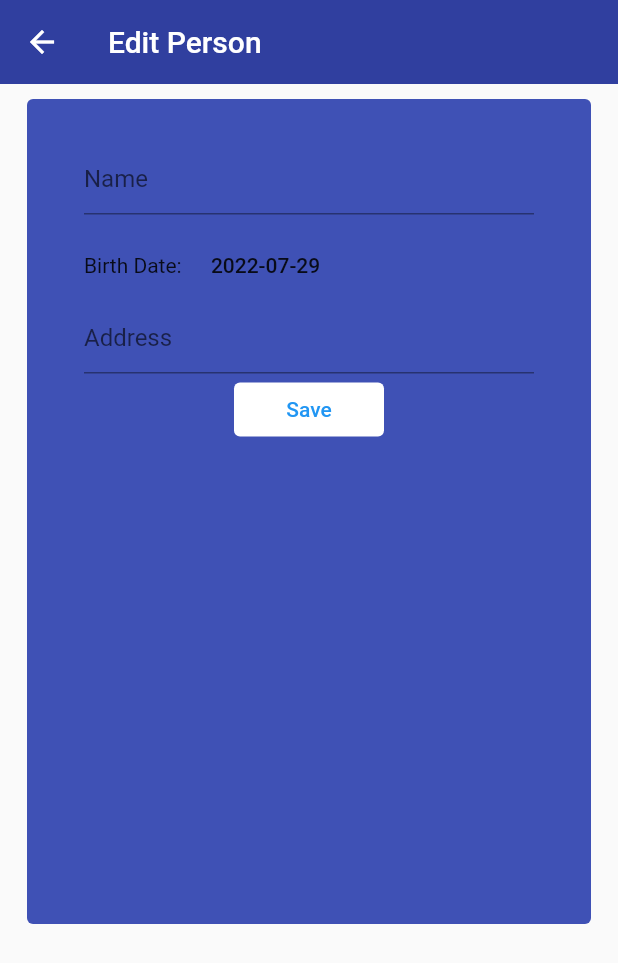
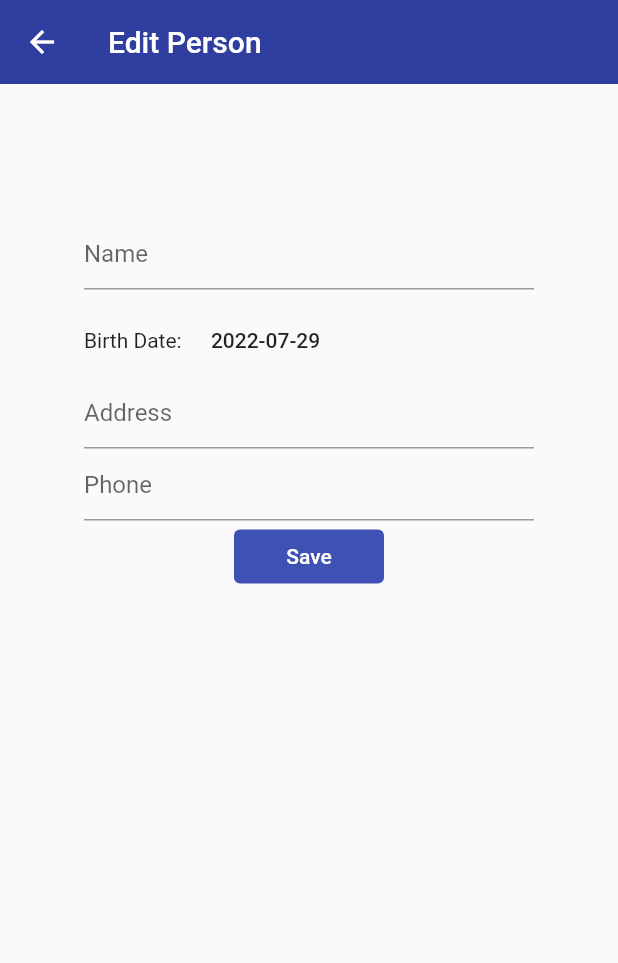
Before and after one commit to Nguyentrungnam1999/flutterUsers, a Flutter app: the EditPerson screen opened directly with empty values, on a phone screen of 412 x 824 dp. Shown: the top 963 px of the screen. Run offline on Flutter 3.47's test engine with Material 2 defaults, Android fonts, the phone set to English and light mode, and no system bars; our stand-ins replace flutter_spinkit, image_picker; network calls fail.

Commit message:
add loading and update

```diff
--- a/lib/edit_person.dart
+++ b/lib/edit_person.dart
@@ -19,8 +19,9 @@ class _EditPersonState extends State<EditPerson> {
   @override
   Widget build(BuildContext context) {
     TextEditingController nameController = TextEditingController();
-    TextEditingController birthdateController = TextEditingController();
     TextEditingController addressController = TextEditingController();
+    TextEditingController phoneController = TextEditingController();
+
     var formatDate = DateFormat('yyyy-MM-dd').format(date);
     return Scaffold(
       appBar: AppBar(
@@ -34,14 +35,18 @@ class _EditPersonState extends State<EditPerson> {
           child: Container(
             height: 550,
             width: 400,
-            decoration: BoxDecoration(
-              borderRadius: BorderRadius.circular(4),
-              color: Colors.indigo[500],
-            ),
+            // decoration: BoxDecoration(
+            //   borderRadius: BorderRadius.circular(4),
+            //   color: Colors.indigo[500],
+            // ),
             child: Column(
               mainAxisAlignment: MainAxisAlignment.start,
               children: [
-                Center(
+                Container(
+                  decoration: BoxDecoration(
+                    borderRadius: BorderRadius.circular(4),
+                    color: Colors.indigo[500],
+                  ),
                   child: Text(
                     '${widget.person.name}',
                     style: TextStyle(
@@ -52,6 +57,7 @@ class _EditPersonState extends State<EditPerson> {
                 ),
                 Container(
                     width: 300,
+                    margin: EdgeInsets.only(top: 50),
                     decoration: BoxDecoration(boxShadow: []),
                     child: TextField(
                       decoration: InputDecoration(hintText: 'Name'),
@@ -89,23 +95,34 @@ class _EditPersonState extends State<EditPerson> {
                       controller: addressController,
                       decoration: InputDecoration(hintText: 'Address'),
                     )),
+                Container(
+                    width: 300,
+                    decoration: BoxDecoration(boxShadow: []),
+                    child: TextField(
+                      controller: phoneController,
+                      decoration: InputDecoration(hintText: 'Phone'),
+                    )),
                 SizedBox(
                   width: 100,
                   child: TextButton(
-                      style:
-                          TextButton.styleFrom(backgroundColor: Colors.white),
+                      style: TextButton.styleFrom(
+                          backgroundColor: Colors.indigo[500]),
                       onPressed: () async {
                         bool response = await responsitoryPerson.updatePerson(
                             widget.person.id,
                             nameController.text,
                             date.toString(),
-                            addressController.text);
+                            addressController.text,
+                            phoneController.text);
                         if (response) {
                           Navigator.push(context,
                               MaterialPageRoute(builder: (_) => HomePage()));
                         }
                       },
-                      child: Text('Save')),
+                      child: Text(
+                        'Save',
+                        style: TextStyle(color: Colors.white),
+                      )),
                 )
               ],
             ),
--- /dev/null
+++ b/lib/loading_page.dart
@@ -0,0 +1,20 @@
+import 'package:flutter_spinkit/flutter_spinkit.dart';
+import 'package:flutter/material.dart';
+
+class LoadingPage extends StatelessWidget {
+  const LoadingPage({Key? key}) : super(key: key);
+
+  @override
+  Widget build(BuildContext context) {
+    return MaterialApp(
+      title: 'Loading',
+      home: Scaffold(
+          body: Center(
+        child: SpinKitPouringHourGlassRefined(
+          color: Colors.blue,
+          size: 100.0,
+        ),
+      )),
+    );
+  }
+}
--- a/lib/person.dart
+++ b/lib/person.dart
@@ -4,6 +4,7 @@ class Person {
   final String? avatar;
   final String? birthdate;
   final String? address;
+  final String? phone;
 
   const Person({
     required this.id,
@@ -11,6 +12,7 @@ class Person {
     required this.avatar,
     required this.birthdate,
     required this.address,
+    required this.phone,
   });
 
   factory Person.fromJson(Map<String, dynamic> json) {
@@ -20,6 +22,7 @@ class Person {
       avatar: json['avatar'],
       birthdate: json['birthdate'],
       address: json['address'],
+      phone: json['phone'],
     );
   }
 }
--- a/lib/respository/person_respository.dart
+++ b/lib/respository/person_respository.dart
@@ -17,13 +17,14 @@ class ResponsitoryPerson {
     }
   }
 
-  Future createPerson(
-      String name, String avatar, String birthdate, String address) async {
+  Future createPerson(String name, String avatar, String birthdate,
+      String phone, String address) async {
     try {
       final response = await http.post(Uri.parse(uri), body: {
         'name': name,
         'avatar': avatar,
         'birthdate': birthdate,
+        'phone': phone,
         'address': address,
       });
       if (response.statusCode == 201) {
@@ -36,13 +37,14 @@ class ResponsitoryPerson {
     }
   }
 
-  Future updatePerson(
-      String id, String name, String birthdate, String address) async {
+  Future updatePerson(String id, String name, String birthdate, String address,
+      String phone) async {
     try {
       final response = await http.put(Uri.parse('$uri/$id'), body: {
         'name': name,
         'birthdate': birthdate,
         'address': address,
+        'phone': phone,
       });
       if (response.statusCode == 200) {
         return true;
--- a/pubspec.yaml
+++ b/pubspec.yaml
@@ -36,6 +36,7 @@ dependencies:
   http: ^0.13.4
   intl: ^0.17.0
   image_picker: ^0.8.5+3
+  flutter_spinkit: ^5.1.0
 
 dev_dependencies:
   flutter_test:
```
Also changed, not shown: lib/create_page.dart (+13 -3 lines), lib/main.dart (+18 -4 lines), lib/person_detail.dart (+19 -6 lines), pubspec.lock.
